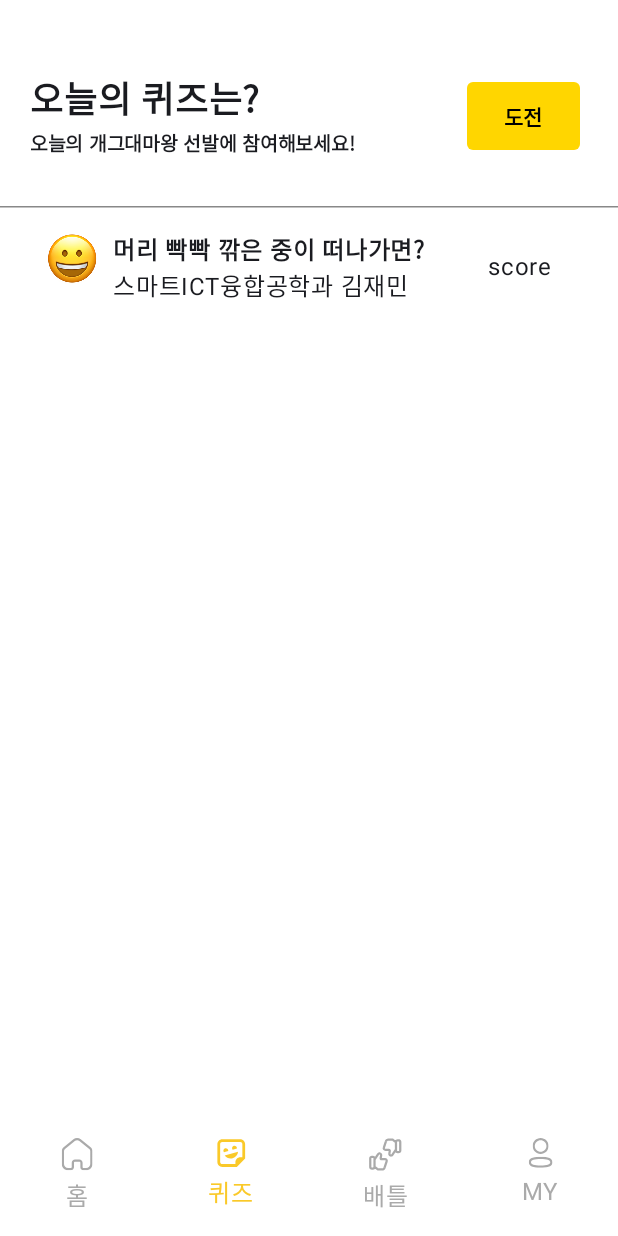
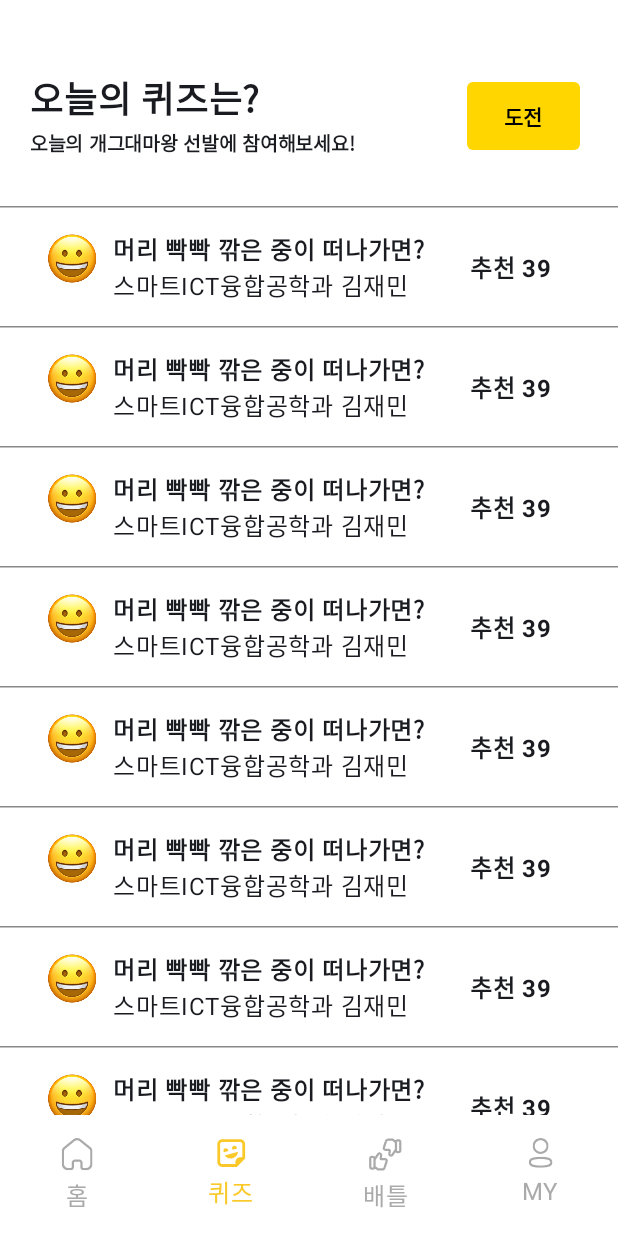
Before and after one commit to joKU-battle/joKU-battle_ANDROID, an Android app built with Jetpack Compose: the QuizScreen screen opened through its navigation route, on a phone screen of 412 x 824 dp. Run offline under Robolectric (Android 15) with nearby library versions, the phone set to English and light mode, and no system bars.

Commit message:
추천 텍스트 수정

```diff
--- a/app/src/main/java/com/example/joku_battle/presentation/quiz/QuizItem.kt
+++ b/app/src/main/java/com/example/joku_battle/presentation/quiz/QuizItem.kt
@@ -59,7 +59,8 @@ fun QuizItem(quizInfo: QuizChallengeDetail) {
             Text(
                 modifier = Modifier
                     .padding(end = 24.dp),
-                text = "score"
+                text = "추천 "+quizInfo.recommendCount,
+                fontWeight = FontWeight.Bold
             )
 
         }
--- a/app/src/main/java/com/example/joku_battle/presentation/quiz/QuizListViewModel.kt
+++ b/app/src/main/java/com/example/joku_battle/presentation/quiz/QuizListViewModel.kt
@@ -24,7 +24,97 @@ class QuizListViewModel : ViewModel() {
                 rightCount = 24,
                 wrongCount = 38,
                 recommendCount = 39
-            )
+            ),
+            QuizChallengeDetail(
+                title = "머리 빡빡 깎은 중이 떠나가면?",
+                department = "스마트ICT융합공학과",
+                userName = "김재민",
+                ranking = 1,
+                rightCount = 24,
+                wrongCount = 38,
+                recommendCount = 39
+            ),
+            QuizChallengeDetail(
+                title = "머리 빡빡 깎은 중이 떠나가면?",
+                department = "스마트ICT융합공학과",
+                userName = "김재민",
+                ranking = 1,
+                rightCount = 24,
+                wrongCount = 38,
+                recommendCount = 39
+            ),
+            QuizChallengeDetail(
+                title = "머리 빡빡 깎은 중이 떠나가면?",
+                department = "스마트ICT융합공학과",
+                userName = "김재민",
+                ranking = 1,
+                rightCount = 24,
+                wrongCount = 38,
+                recommendCount = 39
+            ),
+            QuizChallengeDetail(
+                title = "머리 빡빡 깎은 중이 떠나가면?",
+                department = "스마트ICT융합공학과",
+                userName = "김재민",
+                ranking = 1,
+                rightCount = 24,
+                wrongCount = 38,
+                recommendCount = 39
+            ),
+            QuizChallengeDetail(
+                title = "머리 빡빡 깎은 중이 떠나가면?",
+                department = "스마트ICT융합공학과",
+                userName = "김재민",
+                ranking = 1,
+                rightCount = 24,
+                wrongCount = 38,
+                recommendCount = 39
+            ),
+            QuizChallengeDetail(
+                title = "머리 빡빡 깎은 중이 떠나가면?",
+                department = "스마트ICT융합공학과",
+                userName = "김재민",
+                ranking = 1,
+                rightCount = 24,
+                wrongCount = 38,
+                recommendCount = 39
+            ),
+            QuizChallengeDetail(
+                title = "머리 빡빡 깎은 중이 떠나가면?",
+                department = "스마트ICT융합공학과",
+                userName = "김재민",
+                ranking = 1,
+                rightCount = 24,
+                wrongCount = 38,
+                recommendCount = 39
+            ),
+            QuizChallengeDetail(
+                title = "머리 빡빡 깎은 중이 떠나가면?",
+                department = "스마트ICT융합공학과",
+                userName = "김재민",
+                ranking = 1,
+                rightCount = 24,
+                wrongCount = 38,
+                recommendCount = 39
+            ),
+            QuizChallengeDetail(
+                title = "머리 빡빡 깎은 중이 떠나가면?",
+                department = "스마트ICT융합공학과",
+                userName = "김재민",
+                ranking = 1,
+                rightCount = 24,
+                wrongCount = 38,
+                recommendCount = 39
+            ),
+            QuizChallengeDetail(
+                title = "머리 빡빡 깎은 중이 떠나가면?",
+                department = "스마트ICT융합공학과",
+                userName = "김재민",
+                ranking = 1,
+                rightCount = 24,
+                wrongCount = 38,
+                recommendCount = 39
+            ),
         )
     }
 }
```
